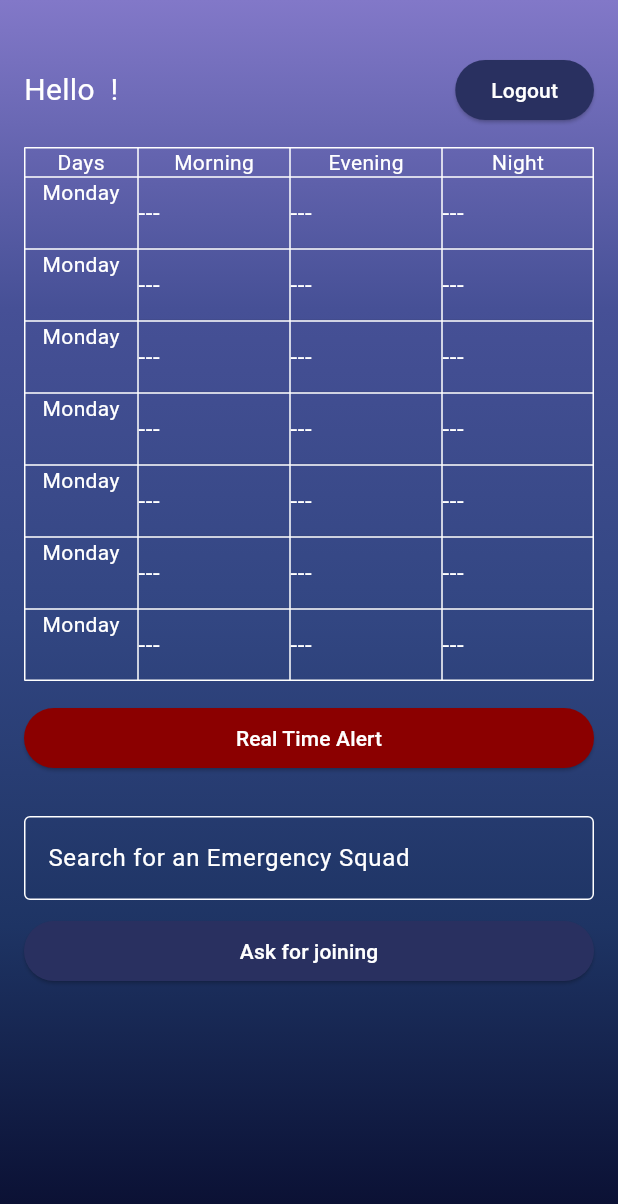
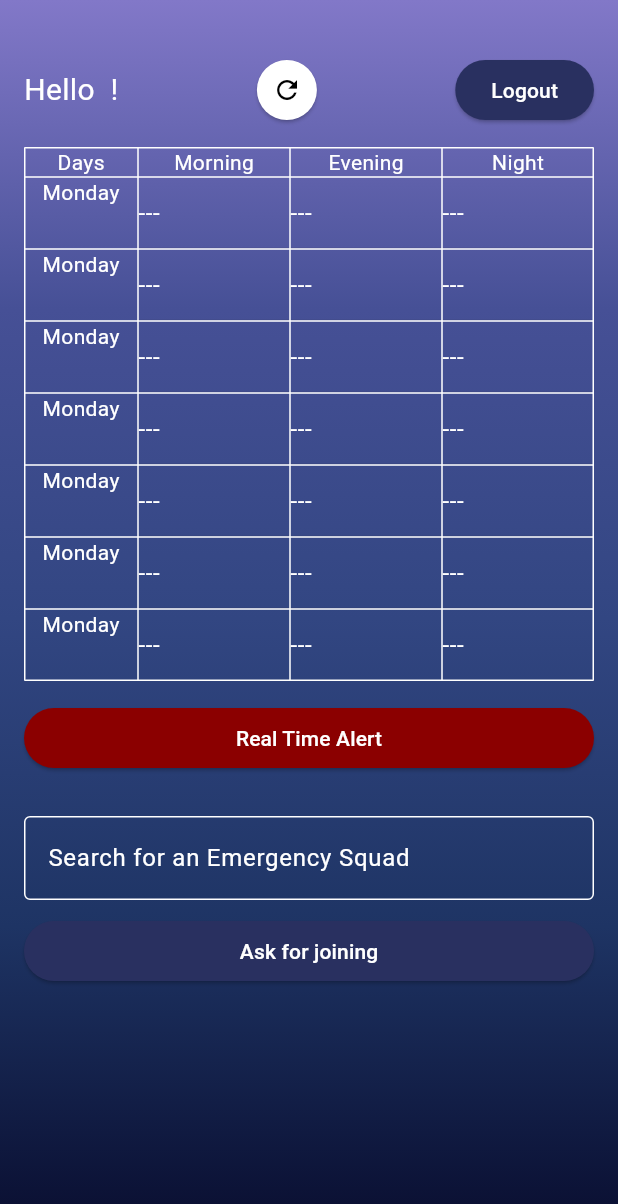
Before and after one commit to Secunity-LTD/Secunity_flutter, a Flutter app: the CrewScreen screen opened by its route, on a phone screen of 412 x 824 dp. Shown: the top 1204 px of the screen. Run offline on Flutter 3.47's test engine with Material 3 defaults, Android fonts, the phone set to English and light mode, and no system bars; our stand-ins replace cloud_firestore, firebase_auth, firebase_core, flutter_spinkit, font_awesome_flutter, google_sign_in; accounts and stored records are empty.

Commit message:
refresh button

```diff
--- a/SecUnity_2/lib/screens/Home/crew_screen.dart
+++ b/SecUnity_2/lib/screens/Home/crew_screen.dart
@@ -331,6 +331,24 @@ class _CrewPageState extends State<CrewScreen> {
                 // top right button logout
                 ElevatedButton(
                   onPressed: () async {
+                    _fetchData();
+                  },
+                  style: ElevatedButton.styleFrom(
+                    backgroundColor: Colors.white,
+                    shape: CircleBorder(), // Make the button circular
+                  ),
+                  child: Padding(
+                    padding: EdgeInsets.all(
+                        10.0), // Adjust padding to make it smaller
+                    child: Icon(
+                      Icons.refresh,
+                      color: Colors.black,
+                      size: 20, // Adjust icon size if needed
+                    ),
+                  ),
+                ),
+                ElevatedButton(
+                  onPressed: () async {
                     // Sign out the current user
                     _authService.signOut(context);
 
```
Also changed, not shown: SecUnity_2/lib/screens/Home/home.dart (+7 -4 lines), SecUnity_2/lib/screens/Home/leader_screen.dart (+18 -0 lines).
